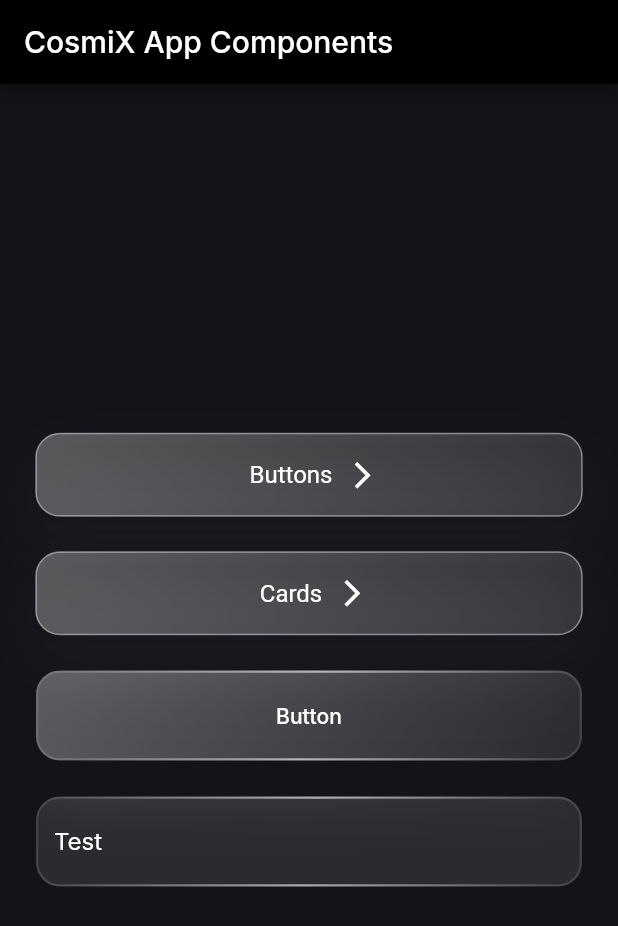
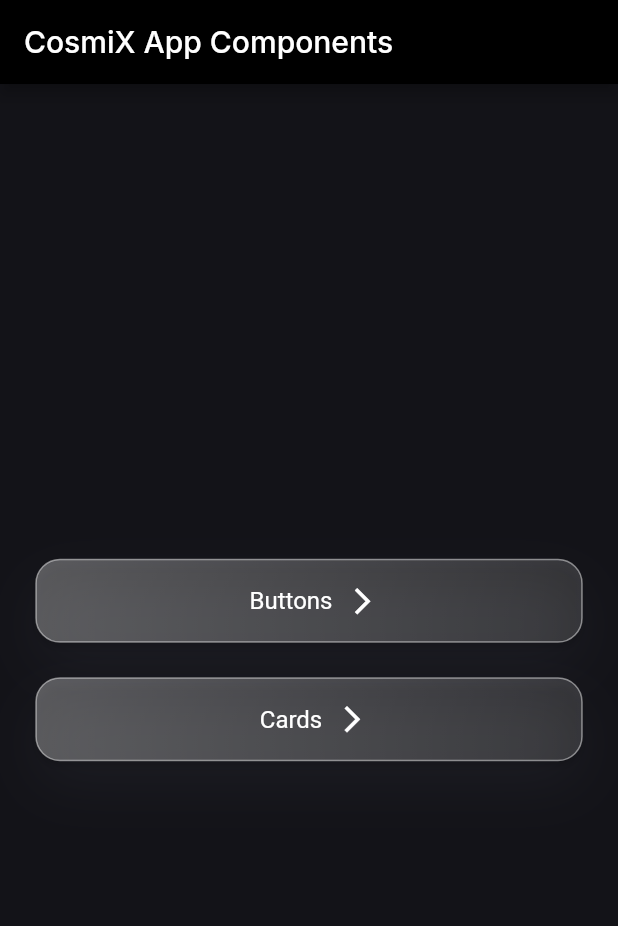
Before and after one commit to TechTriathlon-CosmiX/flutter_app, a Flutter app: the screen it shows after launch, on a phone screen of 412 x 824 dp. Shown: the top 926 px of the screen. Run offline on Flutter 3.47's test engine with Material 2 defaults, Android fonts, the phone set to English and light mode, and no system bars; drawn by our look-alikes of glassmorphism; our stand-ins replace get, google_fonts.

Commit message:
Update home screen

```diff
--- a/lib/screens/home_screen.dart
+++ b/lib/screens/home_screen.dart
@@ -1,9 +1,7 @@
 import 'package:CosmiX/screens/buttons_screen.dart';
-import 'package:CosmiX/screens/inputs_screen.dart';
 import 'package:CosmiX/theme/colors.dart';
 import 'package:flutter/material.dart';
 import 'package:get/get.dart';
-import 'package:glassmorphism/glassmorphism.dart';
 
 import '../widgets/button.dart';
 import 'cards_screen.dart';
@@ -35,88 +33,6 @@ class HomeScreen extends StatelessWidget {
                 type: ButtonType.primary,
                 buttonText: "Cards",
                 onPressed: () => Get.to(() => const CardsScreen())),
-            const SizedBox(height: 24),
-            GlassmorphicContainer(
-              borderRadius: 16,
-              blur: 14,
-              alignment: Alignment.bottomCenter,
-              border: 1.5,
-              linearGradient: LinearGradient(
-                begin: Alignment.topLeft,
-                end: Alignment.bottomRight,
-                colors: [
-                  CosmixColor.white.withOpacity(0.3),
-                  CosmixColor.white.withOpacity(0.1),
-                ],
-              ),
-              borderGradient: LinearGradient(
-                begin: Alignment.topLeft,
-                end: Alignment.bottomRight,
-                colors: [
-                  Color(0xFF0FFFF).withOpacity(0.1),
-                  Color(0xFFFFFFF).withOpacity(0.6),
-                  Color(0xFF0FFFF).withOpacity(0.1),
-                ],
-              ),
-              width: double.infinity,
-              height: 60,
-              child: Container(
-                child: ElevatedButton(
-                  onPressed: () => Get.to(() => InputsScreen()),
-                  child: Center(child: const Text("Button")),
-                  style: ElevatedButton.styleFrom(
-                    backgroundColor: Colors.transparent,
-                    shadowColor: Colors.transparent,
-                    elevation: 0,
-                  ),
-                ),
-              ),
-            ),
-            const SizedBox(height: 24),
-            GlassmorphicContainer(
-              borderRadius: 16,
-              blur: 14,
-              alignment: Alignment.bottomCenter,
-              border: 1.5,
-              linearGradient: LinearGradient(
-                begin: Alignment.topLeft,
-                end: Alignment.bottomRight,
-                colors: [
-                  CosmixColor.white.withOpacity(0.1),
-                  CosmixColor.white.withOpacity(0.1),
-                ],
-              ),
-              borderGradient: LinearGradient(
-                begin: Alignment.topLeft,
-                end: Alignment.bottomRight,
-                colors: [
-                  Color(0xFF0FFFF).withOpacity(0.1),
-                  Color(0xFFFFFFF).withOpacity(0.6),
-                  Color(0xFF0FFFF).withOpacity(0.1),
-                ],
-              ),
-              width: double.infinity,
-              height: 60,
-              child: TextField(
-                style: TextStyle(
-                  color: Colors.white, // Change the text color here
-                  fontSize: 16.0,
-                ),
-                decoration: InputDecoration(
-                  floatingLabelBehavior: FloatingLabelBehavior.auto,
-                  floatingLabelStyle: const TextStyle(
-                      color: CosmixColor.lighterWhite,
-                      fontWeight: FontWeight.bold,
-                      fontSize: 16),
-                  border: OutlineInputBorder(
-                      borderRadius: BorderRadius.circular(12),
-                      borderSide: BorderSide.none),
-                  filled: false,
-                  label: Text("Test", style: TextStyle(color: Colors.white)),
-                  hintStyle: const TextStyle(color: CosmixColor.lightWhite),
-                ),
-              ),
-            ),
           ],
         )),
       ),
```
